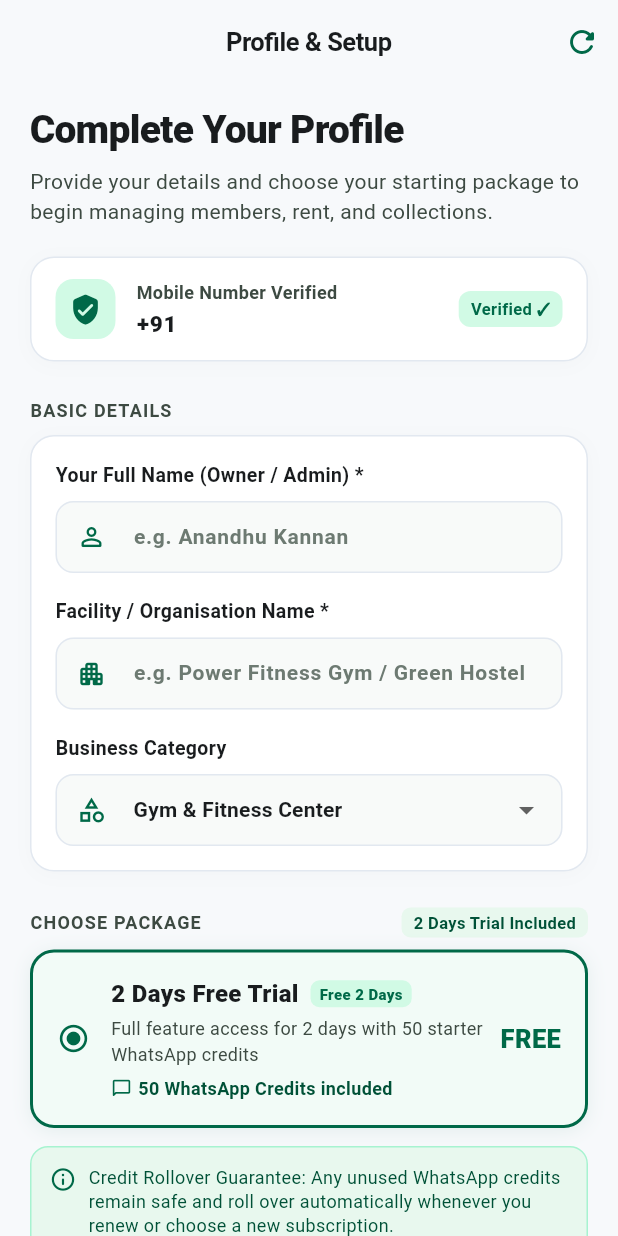
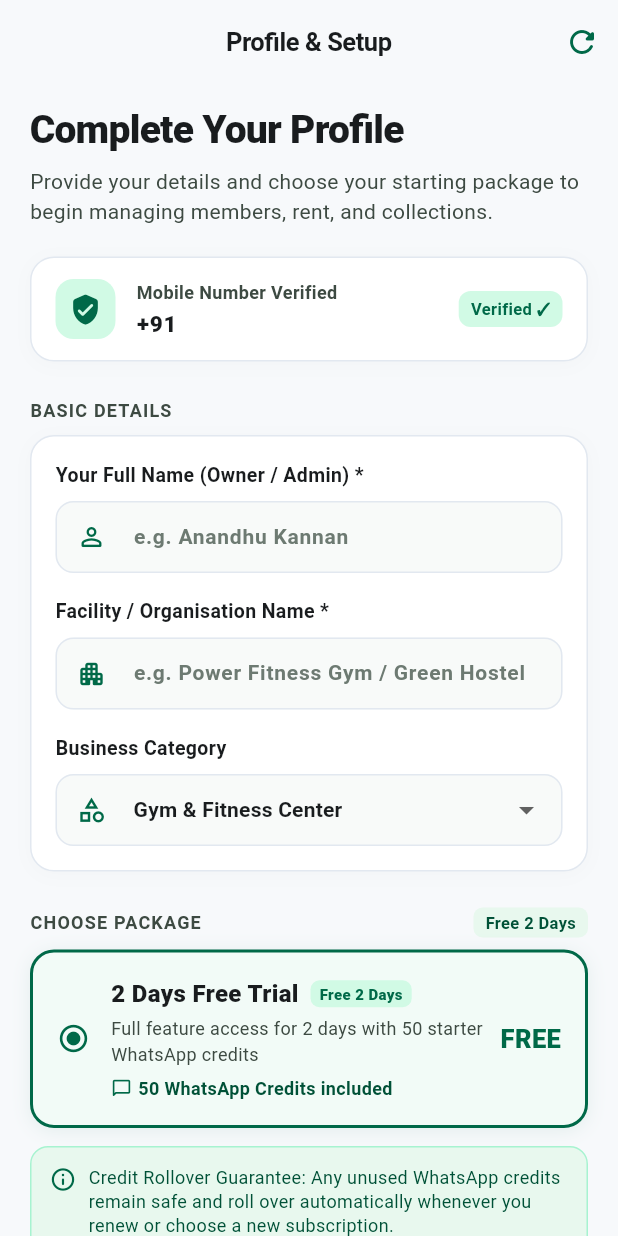
Before and after one commit to devwithanandhukannan/TrackMyRent, a Flutter app: the ProfileCompletionScreen screen opened directly with empty values, on a phone screen of 412 x 824 dp. Run offline on Flutter 3.47's test engine with Material 3 defaults, Android fonts, the phone set to English and light mode, and no system bars; our stand-ins replace shared_preferences; accounts and stored records are empty; network calls fail.

Commit message:
fix(plans): make plan tags and trial data dynamic and update DB seed trial to 2 days

```diff
--- a/mobile_app/lib/views/profile_completion_screen.dart
+++ b/mobile_app/lib/views/profile_completion_screen.dart
@@ -458,15 +458,16 @@ class _ProfileCompletionScreenState extends State<ProfileCompletionScreen> {
                       letterSpacing: 0.8,
                     ),
                   ),
+                  if (_plans.any((p) => p['isFreeTrial'] == true || (p['name'] ?? '').toString().toLowerCase().contains('trial')))
                     Container(
                       padding: const EdgeInsets.symmetric(horizontal: 8, vertical: 2),
                       decoration: BoxDecoration(
                         color: AppColors.mintBg,
                         borderRadius: BorderRadius.circular(6),
                       ),
-                    child: const Text(
-                      '2 Days Trial Included',
-                      style: TextStyle(
+                      child: Text(
+                        _plans.firstWhere((p) => p['isFreeTrial'] == true || (p['name'] ?? '').toString().toLowerCase().contains('trial'))['tag'] ?? 'Trial Included',
+                        style: const TextStyle(
                           fontSize: 11,
                           fontWeight: FontWeight.w700,
                           color: AppColors.primaryDark,
@@ -488,9 +489,9 @@ class _ProfileCompletionScreenState extends State<ProfileCompletionScreen> {
                 ..._plans.map((plan) {
                   final id = plan['id']?.toString() ?? '';
                   final isSelected = id == _selectedPlanId;
-                  final isTrial = plan['isFreeTrial'] == true || (plan['name'] ?? '').toString().toLowerCase().contains('2 day');
                   final price = (plan['price'] as num?)?.toDouble() ?? 0.0;
                   final credits = plan['whatsappCredits'] ?? 50;
+                  final tag = plan['tag']?.toString().trim();
 
                   return GestureDetector(
                     onTap: () => setState(() => _selectedPlanId = id),
@@ -536,7 +537,7 @@ class _ProfileCompletionScreenState extends State<ProfileCompletionScreen> {
                                         color: AppColors.textPrimary,
                                       ),
                                     ),
-                                    if (isTrial) ...[
+                                    if (tag != null && tag.isNotEmpty) ...[
                                       const SizedBox(width: 8),
                                       Container(
                                         padding: const EdgeInsets.symmetric(horizontal: 6, vertical: 2),
@@ -544,9 +545,9 @@ class _ProfileCompletionScreenState extends State<ProfileCompletionScreen> {
                                           color: AppColors.appleGreenBg,
                                           borderRadius: BorderRadius.circular(6),
                                         ),
-                                        child: const Text(
-                                          'Free 2 Days',
-                                          style: TextStyle(
+                                        child: Text(
+                                          tag,
+                                          style: const TextStyle(
                                             fontSize: 10,
                                             fontWeight: FontWeight.w800,
                                             color: AppColors.appleGreen,
@@ -594,9 +595,11 @@ class _ProfileCompletionScreenState extends State<ProfileCompletionScreen> {
                                 ),
                               ),
                               if (price > 0)
-                                const Text(
-                                  '/ period',
-                                  style: TextStyle(fontSize: 10, color: AppColors.textSecondary),
+                                Text(
+                                  plan['durationMonths'] != null && (plan['durationMonths'] as num) > 0
+                                      ? '/ ${plan['durationMonths'] == 1 ? 'month' : '${plan['durationMonths']} months'}'
+                                      : '/ period',
+                                  style: const TextStyle(fontSize: 10, color: AppColors.textSecondary),
                                 ),
                             ],
                           ),
```
Also changed, not shown: 1 other file. Lines whose indentation alone changed are shown as unchanged.
